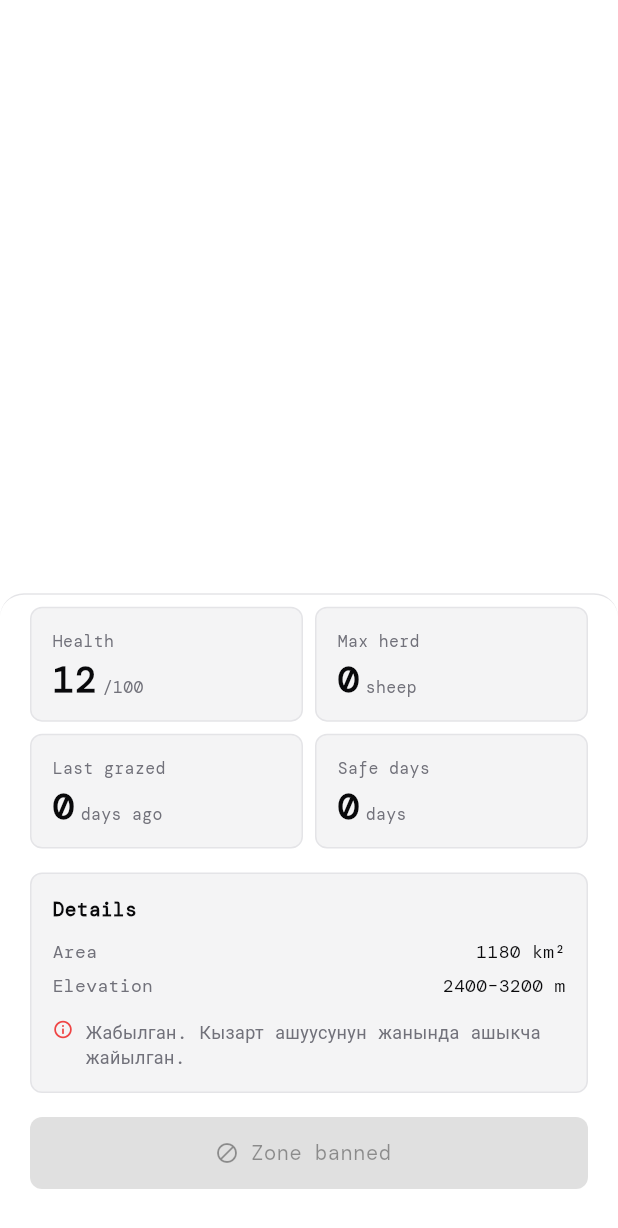
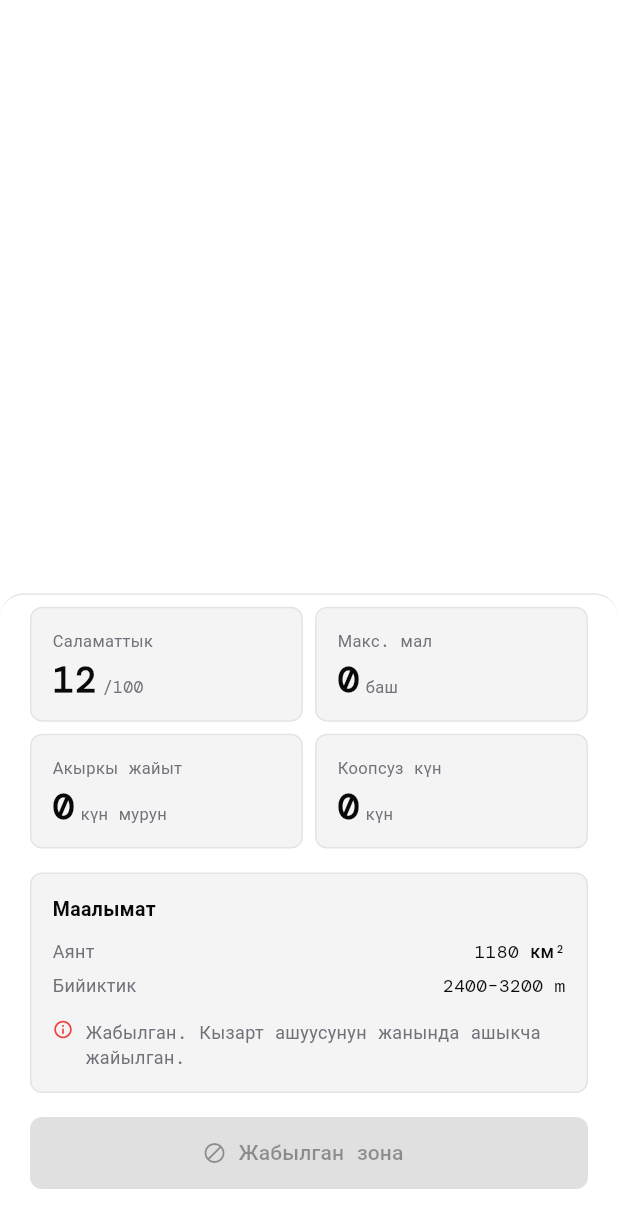
Before and after one commit to kutman-tenxdevs/JayloMap, a Flutter app: the _ZoneSheet widget shown alone on an empty page, opened directly with sample values from the repository, scrolled down 129 dp, on a phone screen of 412 x 824 dp. Shown: the top 1228 px of the screen. Run offline on Flutter 3.47's test engine with Material 3 defaults, Android fonts, the phone set to English and light mode, and no system bars; our stand-ins replace flutter_map, latlong2, shared_preferences; accounts and stored records are empty.

Commit message:
Update MapScreen: localize labels and text to Kyrgyz

```diff
--- a/jailoo/lib/screens/map_screen.dart
+++ b/jailoo/lib/screens/map_screen.dart
@@ -618,15 +618,15 @@ class _MapScreenState extends State<MapScreen> with TickerProviderStateMixin {
         children: [
           _LegendItem(
               color: JailooColors.healthy,
-              label: 'Safe',
+              label: 'Жакшы',
               textColor: c.textMuted),
           _LegendItem(
               color: JailooColors.recovering,
-              label: 'Recovering',
+              label: 'Калыбында',
               textColor: c.textMuted),
           _LegendItem(
               color: JailooColors.banned,
-              label: 'Banned',
+              label: 'Тыюу',
               textColor: c.textMuted),
         ],
       ),
@@ -651,7 +651,7 @@ class _MapScreenState extends State<MapScreen> with TickerProviderStateMixin {
           ),
           const SizedBox(width: 10),
           Text(
-            'Building route…',
+            'Маршрут түзүлүүдө…',
             style: TextStyle(fontSize: 13, color: c.textMuted),
           ),
         ],
@@ -687,7 +687,7 @@ class _MapScreenState extends State<MapScreen> with TickerProviderStateMixin {
               crossAxisAlignment: CrossAxisAlignment.start,
               children: [
                 Text(
-                  'Route to ${zone.nameEn}',
+                  'Маршрут: ${zone.name}',
                   style: TextStyle(
                     fontSize: 13,
                     fontWeight: FontWeight.w600,
@@ -791,15 +791,15 @@ class _ZoneSheet extends StatelessWidget {
                 children: [
                   Expanded(
                       child: DataCard(
-                          label: 'Health',
+                          label: 'Саламаттык',
                           value: '${zone.healthScore}',
                           unit: '/100')),
                   const SizedBox(width: 8),
                   Expanded(
                       child: DataCard(
-                          label: 'Max herd',
+                          label: 'Макс. мал',
                           value: '${zone.maxHerd}',
-                          unit: 'sheep')),
+                          unit: 'баш')),
                 ],
               ),
               const SizedBox(height: 8),
@@ -807,15 +807,15 @@ class _ZoneSheet extends StatelessWidget {
                 children: [
                   Expanded(
                       child: DataCard(
-                          label: 'Last grazed',
+                          label: 'Акыркы жайыт',
                           value: '${zone.lastGrazedDaysAgo}',
-                          unit: 'days ago')),
+                          unit: 'күн мурун')),
                   const SizedBox(width: 8),
                   Expanded(
                       child: DataCard(
-                          label: 'Safe days',
+                          label: 'Коопсуз күн',
                           value: '${zone.safeDays}',
-                          unit: 'days')),
+                          unit: 'күн')),
                 ],
               ),
               const SizedBox(height: 16),
@@ -830,7 +830,7 @@ class _ZoneSheet extends StatelessWidget {
                   crossAxisAlignment: CrossAxisAlignment.start,
                   children: [
                     Text(
-                      'Details',
+                      'Маалымат',
                       style: TextStyle(
                           fontSize: 13,
                           fontWeight: FontWeight.w600,
@@ -838,11 +838,11 @@ class _ZoneSheet extends StatelessWidget {
                     ),
                     const SizedBox(height: 10),
                     _InfoRow(
-                        label: 'Area',
-                        value: '${zone.areaKm2.toStringAsFixed(0)} km²',
+                        label: 'Аянт',
+                        value: '${zone.areaKm2.toStringAsFixed(0)} км²',
                         colors: c),
                     _InfoRow(
-                        label: 'Elevation', value: zone.elevation, colors: c),
+                        label: 'Бийиктик', value: zone.elevation, colors: c),
                     const SizedBox(height: 8),
                     Row(
                       crossAxisAlignment: CrossAxisAlignment.start,
@@ -885,8 +885,8 @@ class _ZoneSheet extends StatelessWidget {
                       size: 16),
                   label: Text(
                     zone.status == 'banned'
-                        ? 'Zone banned'
-                        : 'Report: I\'m grazing here',
+                        ? 'Жабылган зона'
+                        : 'Мен бул жерде жайытта жатам',
                     style: const TextStyle(
                         fontWeight: FontWeight.w500, fontSize: 14),
                   ),
```
